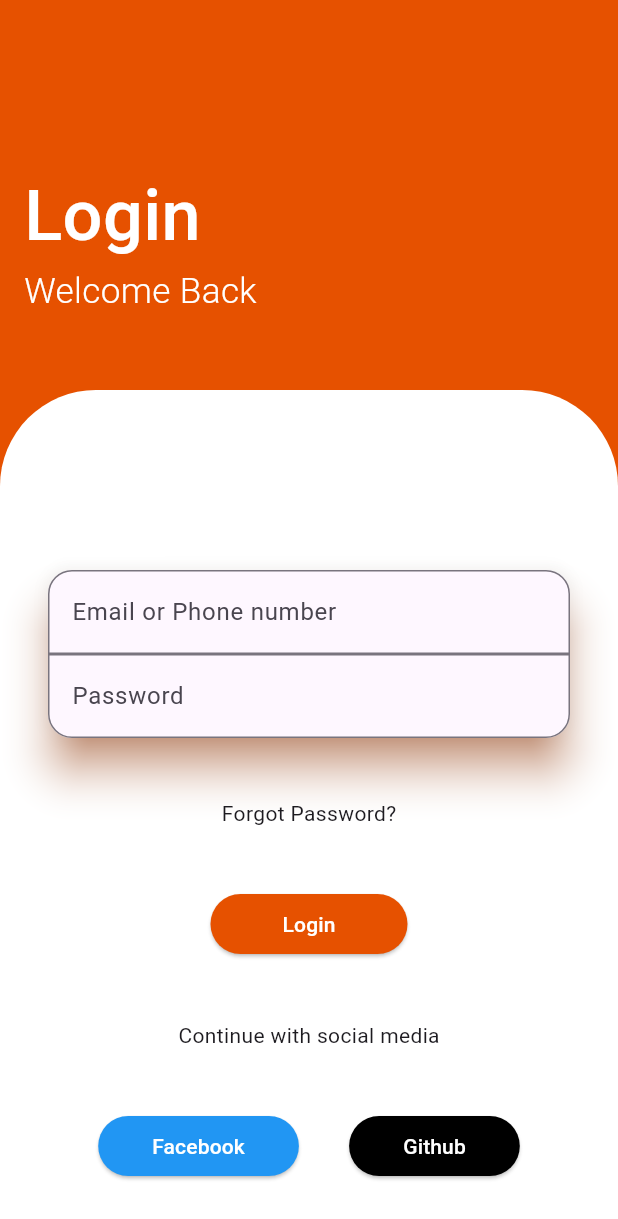
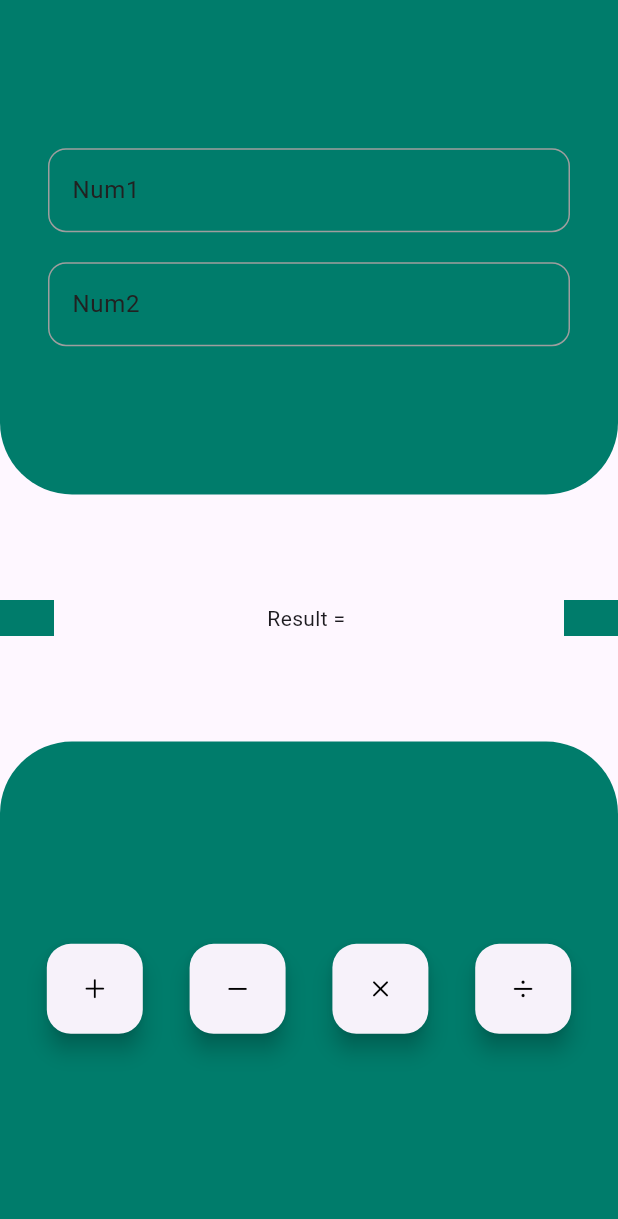
Before and after one commit to osk-ar/Login_UI, a Flutter app: the screen it shows after launch, on a phone screen of 412 x 824 dp. Shown: the top 1219 px of the screen. Run offline on Flutter 3.47's test engine with Material 3 defaults, Android fonts, the phone set to English and light mode, and no system bars; our stand-ins replace equatable, flutter_bloc, flutter_screenutil, get_it.

Commit message:
added calc logic

```diff
--- /dev/null
+++ b/lib/config/dependency_injection.dart
@@ -0,0 +1,8 @@
+import 'package:bmi_calc/presentation/calc/calc_cubit.dart';
+import 'package:get_it/get_it.dart';
+
+final GetIt sl = GetIt.instance;
+
+Future<void> init() async {
+  sl.registerLazySingleton<CalcCubit>(() => CalcCubit());
+}
--- a/lib/config/routes/route_constants.dart
+++ b/lib/config/routes/route_constants.dart
@@ -1,4 +1,5 @@
 class Routes {
   Routes._();
-  static const String homeScreenRoute = "/";
+  static const String loginScreenRoute = "/";
+  static const String calcScreenRoute = "/calc";
 }
--- a/lib/config/routes/router.dart
+++ b/lib/config/routes/router.dart
@@ -1,15 +1,27 @@
+import 'package:bmi_calc/config/dependency_injection.dart';
 import 'package:bmi_calc/config/routes/route_constants.dart';
-import 'package:bmi_calc/presentation/home_page/home_page.dart';
+import 'package:bmi_calc/presentation/calc/calc_cubit.dart';
+import 'package:bmi_calc/presentation/calc/calc_page.dart';
+import 'package:bmi_calc/presentation/login_ui/login_page.dart';
 import 'package:flutter/material.dart';
+import 'package:flutter_bloc/flutter_bloc.dart';
 
 class RouteGenerator {
   RouteGenerator._();
 
   static Route<dynamic> getRoute(RouteSettings settings) {
     switch (settings.name) {
-      case Routes.homeScreenRoute:
+      case Routes.loginScreenRoute:
         return MaterialPageRoute(
-          builder: (context) => const HomePage(),
+          builder: (context) => const LoginPage(),
+        );
+
+      case Routes.calcScreenRoute:
+        return MaterialPageRoute(
+          builder: (context) => BlocProvider(
+            create: (context) => sl<CalcCubit>(),
+            child: const CalcPage(),
+          ),
         );
 
       default:
--- a/lib/core/constants/app_constants.dart
+++ /dev/null
@@ -1,26 +0,0 @@
-class AppConstants {
-  //* constraints
-  static const double maxUnderweightMinNormal = 18.5;
-  static const int maxNormalMinOverweight = 25;
-  static const int maxOverweightMinObese = 30;
-  static const int maxObeseMinExtremelyObese = 35;
-
-  //* overAll values
-  static const String underWeight = "UNDERWEIGHT";
-  static const String normal = "NORMAL";
-  static const String overWeight = "OVERWEIGHT";
-  static const String obese = "OBESE";
-  static const String extremelyObese = "EXTREMELY OBESE";
-
-//* Overall messages
-  static const String underWeightMessage =
-      "You are underweight.\nYou might need to gain some weight.";
-  static const String normalMessage =
-      "You have a normal body weight.\nGood job!";
-  static const String overWeightMessage =
-      "You are slightly overweight.\nConsider adopting a healthier lifestyle.";
-  static const String obeseMessage =
-      "You are obese.\nIt's important to work on improving your health.";
-  static const String extremelyObeseMessage =
-      "You are extremely obese.\nPlease consult with a healthcare professional for guidance.";
-}
--- a/lib/core/constants/color_constants.dart
+++ /dev/null
@@ -1,19 +0,0 @@
-import 'dart:ui';
-import 'package:flutter/material.dart';
-
-class ColorConstants {
-  //* app colors
-  static const Color backgroundColor = Color(0xFF0a0e21);
-  static const Color surfaceColor = Color(0xFF1d1f33);
-  static const Color offColor = Color(0xFF121327);
-  static const Color primaryColor = Color(0xFFe81656);
-  static const Color secondaryColor = Color(0xFF4d4f5e);
-  static const Color white = Color(0xFFFFFFFF);
-
-  //* result colors
-  static const Color red = Color(0xFFfe4836);
-  static const Color orange = Color(0xFFfe9f1d);
-  static const Color yellow = Color(0xFFfff335);
-  static const Color limeGreen = Color(0xFFd2e801);
-  static const Color green = Color(0xFF90d200);
-}
--- a/lib/core/constants/size_constants.dart
+++ /dev/null
@@ -1,5 +0,0 @@
-class SizeConstants {
-  static const double smallDistance = 8;
-  static const double defaultDistance = 16;
-  static const double bigDistance = 24;
-}
--- a/lib/core/helpers/extentions.dart
+++ /dev/null
@@ -1,41 +0,0 @@
-import 'package:bmi_calc/core/constants/color_constants.dart';
-import 'package:flutter/material.dart';
-
-extension Navigation on BuildContext {
-  pop() => Navigator.of(this).pop();
-
-  pushNamed(String routeName, {Object? arguments}) {
-    return Navigator.of(this).pushNamed(routeName, arguments: arguments);
-  }
-
-  pushNamedAndRemoveUntil(String routeName,
-      {Object? arguments, required RoutePredicate predicate}) {
-    return Navigator.of(this)
-        .pushNamedAndRemoveUntil(routeName, predicate, arguments: arguments);
-  }
-
-  pushReplacementNamed(String routeName, {Object? arguments}) {
-    return Navigator.of(this)
-        .pushReplacementNamed(routeName, arguments: arguments);
-  }
-}
-
-extension SnakBar on BuildContext {
-  void message({
-    required String message,
-    Color? color,
-    Color? textColor,
-    Duration? duration,
-  }) =>
-      ScaffoldMessenger.of(this).showSnackBar(
-        SnackBar(
-          behavior: SnackBarBehavior.floating,
-          content: Text(
-            message,
-            style: TextStyle(color: textColor ?? ColorConstants.red),
-          ),
-          backgroundColor: color ?? ColorConstants.secondaryColor,
-          duration: duration ?? const Duration(seconds: 2),
-        ),
-      );
-}
--- a/lib/main.dart
+++ b/lib/main.dart
@@ -1,9 +1,11 @@
+import 'package:bmi_calc/config/dependency_injection.dart';
 import 'package:bmi_calc/config/routes/route_constants.dart';
 import 'package:bmi_calc/config/routes/router.dart';
 import 'package:flutter/material.dart';
 import 'package:flutter_screenutil/flutter_screenutil.dart';
 
 void main() async {
+  init();
   runApp(const MyApp());
 }
 
@@ -16,11 +18,18 @@ class MyApp extends StatelessWidget {
       designSize: const Size(390, 844),
       minTextAdapt: true,
       splitScreenMode: true,
-      builder: (context, child) => const MaterialApp(
+      builder: (context, child) => MaterialApp(
         debugShowCheckedModeBanner: false,
         title: 'Login_UI',
+        theme: ThemeData().copyWith(
+          textSelectionTheme: TextSelectionThemeData(
+            selectionColor: Colors.grey.withOpacity(0.4),
+            selectionHandleColor: Colors.white,
+            cursorColor: Colors.white,
+          ),
+        ),
         onGenerateRoute: RouteGenerator.getRoute,
-        initialRoute: Routes.homeScreenRoute,
+        initialRoute: Routes.calcScreenRoute,
       ),
     );
   }
--- /dev/null
+++ b/lib/presentation/calc/calc_cubit.dart
@@ -0,0 +1,73 @@
+import 'package:bmi_calc/presentation/calc/calc_states.dart';
+import 'package:flutter/widgets.dart';
+import 'package:flutter_bloc/flutter_bloc.dart';
+
+class CalcCubit extends Cubit<CalcStates> {
+  CalcCubit() : super(CalcInitial());
+  final TextEditingController firstNumberController = TextEditingController();
+  final TextEditingController secondNumberController = TextEditingController();
+  FocusNode firstNumberNode = FocusNode();
+  FocusNode secondNumberNode = FocusNode();
+  final GlobalKey<FormState> formStateKey = GlobalKey<FormState>();
+
+  String? validateDouble(String? value) {
+    if (value == null || value.isEmpty) {
+      return 'This field cannot be empty';
+    }
+    final parsedValue = double.tryParse(value);
+    if (parsedValue == null) {
+      return 'Please enter a valid number';
+    }
+    return null;
+  }
+
+  void add() {
+    if (!formStateKey.currentState!.validate()) {
+      return;
+    }
+
+    double num1 = double.parse(firstNumberController.text);
+    double num2 = double.parse(secondNumberController.text);
+    print(num1);
+    print(num2);
+    double result = num1 + num2;
+
+    emit(CalcResultChanged(result: result.toStringAsFixed(2)));
+  }
+
+  void subtract() {
+    if (!formStateKey.currentState!.validate()) {
+      return;
+    }
+
+    double num1 = double.parse(firstNumberController.text);
+    double num2 = double.parse(secondNumberController.text);
+
+    double result = num1 - num2;
+    emit(CalcResultChanged(result: result.toStringAsFixed(2)));
+  }
+
+  void multiply() {
+    if (!formStateKey.currentState!.validate()) {
+      return;
+    }
+
+    double num1 = double.parse(firstNumberController.text);
+    double num2 = double.parse(secondNumberController.text);
+
+    double result = num1 * num2;
+    emit(CalcResultChanged(result: result.toStringAsFixed(2)));
+  }
+
+  void divide() {
+    if (!formStateKey.currentState!.validate()) {
+      return;
+    }
+
+    double num1 = double.parse(firstNumberController.text);
+    double num2 = double.parse(secondNumberController.text);
+
+    double result = num1 / num2;
+    emit(CalcResultChanged(result: result.toStringAsFixed(2)));
+  }
+}
--- /dev/null
+++ b/lib/presentation/calc/calc_page.dart
@@ -0,0 +1,65 @@
+import 'package:bmi_calc/presentation/calc/calc_cubit.dart';
+import 'package:bmi_calc/presentation/calc/calc_states.dart';
+import 'package:bmi_calc/presentation/calc/widgets/functions_lower_container.dart';
+import 'package:bmi_calc/presentation/calc/widgets/input_upper_container.dart';
+import 'package:bmi_calc/presentation/calc/widgets/result_middle_row.dart';
+import 'package:flutter/material.dart';
+import 'package:flutter_bloc/flutter_bloc.dart';
+
+class CalcPage extends StatelessWidget {
+  const CalcPage({super.key});
+  @override
+  Widget build(BuildContext context) {
+    return Scaffold(
+      resizeToAvoidBottomInset: false,
+      body: Column(
+        children: [
+          Expanded(
+            flex: 2,
+            child: InputUpperContainer(
+              num1Controller: context.read<CalcCubit>().firstNumberController,
+              num2Controller: context.read<CalcCubit>().secondNumberController,
+              num1Node: context.read<CalcCubit>().firstNumberNode,
+              num2Node: context.read<CalcCubit>().secondNumberNode,
+              formKey: context.read<CalcCubit>().formStateKey,
+              validator: context.read<CalcCubit>().validateDouble,
+              num1OnFieldSubmitted: (value) => FocusScope.of(context)
+                  .requestFocus(context.read<CalcCubit>().secondNumberNode),
+            ),
+          ),
+          Expanded(
+            flex: 1,
+            child: BlocBuilder<CalcCubit, CalcStates>(
+              builder: (context, state) {
+                String result = "";
+                if (state is CalcResultChanged) {
+                  result = state.result;
+                }
+                return ResultMiddleRow(
+                  result: result,
+                );
+              },
+            ),
+          ),
+          Expanded(
+            flex: 2,
+            child: FunctionsLowerContainer(
+              addingFunc: () {
+                context.read<CalcCubit>().add();
+              },
+              divisionFunc: () {
+                context.read<CalcCubit>().divide();
+              },
+              multiplingFunc: () {
+                context.read<CalcCubit>().multiply();
+              },
+              subtractingFunc: () {
+                context.read<CalcCubit>().subtract();
+              },
+            ),
+          ),
+        ],
+      ),
+    );
+  }
+}
--- /dev/null
+++ b/lib/presentation/calc/calc_states.dart
@@ -0,0 +1,16 @@
+import 'package:equatable/equatable.dart';
+
+class CalcStates extends Equatable {
+  @override
+  List<Object?> get props => [];
+}
+
+class CalcInitial extends CalcStates {}
+
+class CalcResultChanged extends CalcStates {
+  CalcResultChanged({required this.result});
+  final String result;
+
+  @override
+  List<Object?> get props => [result];
+}
--- /dev/null
+++ b/lib/presentation/calc/widgets/functions_lower_container.dart
@@ -0,0 +1,90 @@
+import 'package:flutter/cupertino.dart';
+import 'package:flutter/material.dart';
+
+class FunctionsLowerContainer extends StatelessWidget {
+  const FunctionsLowerContainer(
+      {super.key,
+      this.addingFunc,
+      this.subtractingFunc,
+      this.multiplingFunc,
+      this.divisionFunc});
+  final void Function()? addingFunc;
+  final void Function()? subtractingFunc;
+  final void Function()? multiplingFunc;
+  final void Function()? divisionFunc;
+
+  @override
+  Widget build(BuildContext context) {
+    return Container(
+      decoration: const BoxDecoration(
+        color: Color(0xFF007c6b),
+        borderRadius: BorderRadius.only(
+          topLeft: Radius.circular(48),
+          topRight: Radius.circular(48),
+        ),
+      ),
+      child: Row(
+        mainAxisAlignment: MainAxisAlignment.spaceEvenly,
+        crossAxisAlignment: CrossAxisAlignment.center,
+        children: [
+          ElevatedButton(
+            onPressed: addingFunc,
+            style: ElevatedButton.styleFrom(
+              elevation: 6,
+              fixedSize: const Size(60, 60),
+              shape: RoundedRectangleBorder(
+                borderRadius: BorderRadius.circular(16),
+              ),
+            ),
+            child: const Icon(
+              CupertinoIcons.add,
+              color: Colors.black,
+            ),
+          ),
+          ElevatedButton(
+            onPressed: subtractingFunc,
+            style: ElevatedButton.styleFrom(
+              elevation: 6,
+              fixedSize: const Size(60, 60),
+              shape: RoundedRectangleBorder(
+                borderRadius: BorderRadius.circular(16),
+              ),
+            ),
+            child: const Icon(
+              CupertinoIcons.minus,
+              color: Colors.black,
+            ),
+          ),
+          ElevatedButton(
+            onPressed: multiplingFunc,
+            style: ElevatedButton.styleFrom(
+              elevation: 6,
+              fixedSize: const Size(60, 60),
+              shape: RoundedRectangleBorder(
+                borderRadius: BorderRadius.circular(16),
+              ),
+            ),
+            child: const Icon(
+              CupertinoIcons.multiply,
+              color: Colors.black,
+            ),
+          ),
+          ElevatedButton(
+            onPressed: divisionFunc,
+            style: ElevatedButton.styleFrom(
+              elevation: 6,
+              fixedSize: const Size(60, 60),
+              shape: RoundedRectangleBorder(
+                borderRadius: BorderRadius.circular(16),
+              ),
+            ),
+            child: const Icon(
+              CupertinoIcons.divide,
+              color: Colors.black,
+            ),
+          ),
+        ],
+      ),
+    );
+  }
+}
--- /dev/null
+++ b/lib/presentation/calc/widgets/input_upper_container.dart
@@ -0,0 +1,119 @@
+import 'package:flutter/material.dart';
+
+class InputUpperContainer extends StatelessWidget {
+  const InputUpperContainer(
+      {super.key,
+      required this.num1Controller,
+      required this.num2Controller,
+      required this.validator,
+      required this.formKey,
+      required this.num1Node,
+      required this.num2Node,
+      required this.num1OnFieldSubmitted});
+  final TextEditingController num1Controller;
+  final TextEditingController num2Controller;
+  final FocusNode num1Node;
+  final FocusNode num2Node;
+  final String? Function(String?) validator;
+  final void Function(String) num1OnFieldSubmitted;
+  final GlobalKey formKey;
+
+  @override
+  Widget build(BuildContext context) {
+    return Form(
+      key: formKey,
+      child: Container(
+        width: double.infinity,
+        decoration: const BoxDecoration(
+          color: Color(0xFF007c6b),
+          borderRadius: BorderRadius.only(
+            bottomLeft: Radius.circular(48),
+            bottomRight: Radius.circular(48),
+          ),
+        ),
+        padding: const EdgeInsets.symmetric(horizontal: 32),
+        child: Column(
+          mainAxisAlignment: MainAxisAlignment.center,
+          children: [
+            CustomInputField(
+              validator: validator,
+              onFieldSubmitted: num1OnFieldSubmitted,
+              controller: num1Controller,
+              node: num1Node,
+              label: "Num1",
+            ),
+            const SizedBox(height: 20),
+            CustomInputField(
+              validator: validator,
+              controller: num2Controller,
+              node: num2Node,
+              label: "Num2",
+            ),
+          ],
+        ),
+      ),
+    );
+  }
+}
+
+class CustomInputField extends StatelessWidget {
+  const CustomInputField(
+      {super.key,
+      required this.controller,
+      required this.label,
+      required this.validator,
+      required this.node,
+      this.onFieldSubmitted});
+  final void Function(String)? onFieldSubmitted;
+  final String? Function(String?) validator;
+  final TextEditingController controller;
+  final FocusNode node;
+  final String label;
+  @override
+  Widget build(BuildContext context) {
+    return TextFormField(
+      controller: controller,
+      validator: validator,
+      focusNode: node,
+      keyboardType: TextInputType.number,
+      decoration: InputDecoration(
+        labelText: label,
+        labelStyle: TextStyle(color: Colors.grey[900]),
+        fillColor: Colors.transparent,
+        enabledBorder: getEnabledBorder(),
+        focusedBorder: getFocusedBorder(),
+        errorBorder: getErrorBorder(),
+        focusedErrorBorder: getFocusErrorBorder(),
+      ),
+      onFieldSubmitted: onFieldSubmitted,
+    );
+  }
+}
+
+InputBorder? getEnabledBorder() {
+  return OutlineInputBorder(
+    borderRadius: BorderRadius.circular(12),
+    borderSide: const BorderSide(color: Colors.grey, width: 1),
+  );
+}
+
+InputBorder? getFocusedBorder() {
+  return OutlineInputBorder(
+    borderRadius: BorderRadius.circular(12),
+    borderSide: BorderSide(color: Colors.grey[900]!, width: 2),
+  );
+}
+
+InputBorder? getErrorBorder() {
+  return OutlineInputBorder(
+    borderRadius: BorderRadius.circular(12),
+    borderSide: const BorderSide(color: Colors.redAccent, width: 1),
+  );
+}
+
+InputBorder? getFocusErrorBorder() {
+  return OutlineInputBorder(
+    borderRadius: BorderRadius.circular(12),
+    borderSide: const BorderSide(color: Colors.redAccent, width: 2),
+  );
+}
--- /dev/null
+++ b/lib/presentation/calc/widgets/result_middle_row.dart
@@ -0,0 +1,27 @@
+import 'package:flutter/widgets.dart';
+
+class ResultMiddleRow extends StatelessWidget {
+  const ResultMiddleRow({super.key, required this.result});
+  final String result;
+
+  @override
+  Widget build(BuildContext context) {
+    return Row(
+      mainAxisAlignment: MainAxisAlignment.spaceBetween,
+      crossAxisAlignment: CrossAxisAlignment.center,
+      children: [
+        Container(
+          width: 36,
+          height: 24,
+          color: const Color(0xFF007c6b),
+        ),
+        Text("Result = $result"),
+        Container(
+          width: 36,
+          height: 24,
+          color: const Color(0xFF007c6b),
+        ),
+      ],
+    );
+  }
+}
--- a/lib/presentation/home_page/home_page.dart
+++ b/lib/presentation/login_ui/login_page.dart
@@ -1,10 +1,10 @@
-import 'package:bmi_calc/presentation/common/custom_button.dart';
-import 'package:bmi_calc/presentation/common/custom_text_field.dart';
-import 'package:bmi_calc/presentation/common/header.dart';
+import 'package:bmi_calc/presentation/login_ui/widgets/custom_button.dart';
+import 'package:bmi_calc/presentation/login_ui/widgets/custom_text_field.dart';
+import 'package:bmi_calc/presentation/login_ui/widgets/header.dart';
 import 'package:flutter/material.dart';
 
-class HomePage extends StatelessWidget {
-  const HomePage({super.key});
+class LoginPage extends StatelessWidget {
+  const LoginPage({super.key});
 
   @override
   Widget build(BuildContext context) {
--- a/pubspec.yaml
+++ b/pubspec.yaml
@@ -33,6 +33,7 @@ dependencies:
   flutter_screenutil:
   flutter_bloc:
   equatable:
+  get_it:
 
   # The following adds the Cupertino Icons font to your application.
   # Use with the CupertinoIcons class for iOS style icons.
```
Also changed, not shown: lib/presentation/login_ui/widgets/custom_button.dart (renamed from lib/presentation/common/custom_button.dart), lib/presentation/login_ui/widgets/custom_text_field.dart (renamed from lib/presentation/common/custom_text_field.dart), lib/presentation/login_ui/widgets/header.dart (renamed from lib/presentation/common/header.dart), pubspec.lock.
